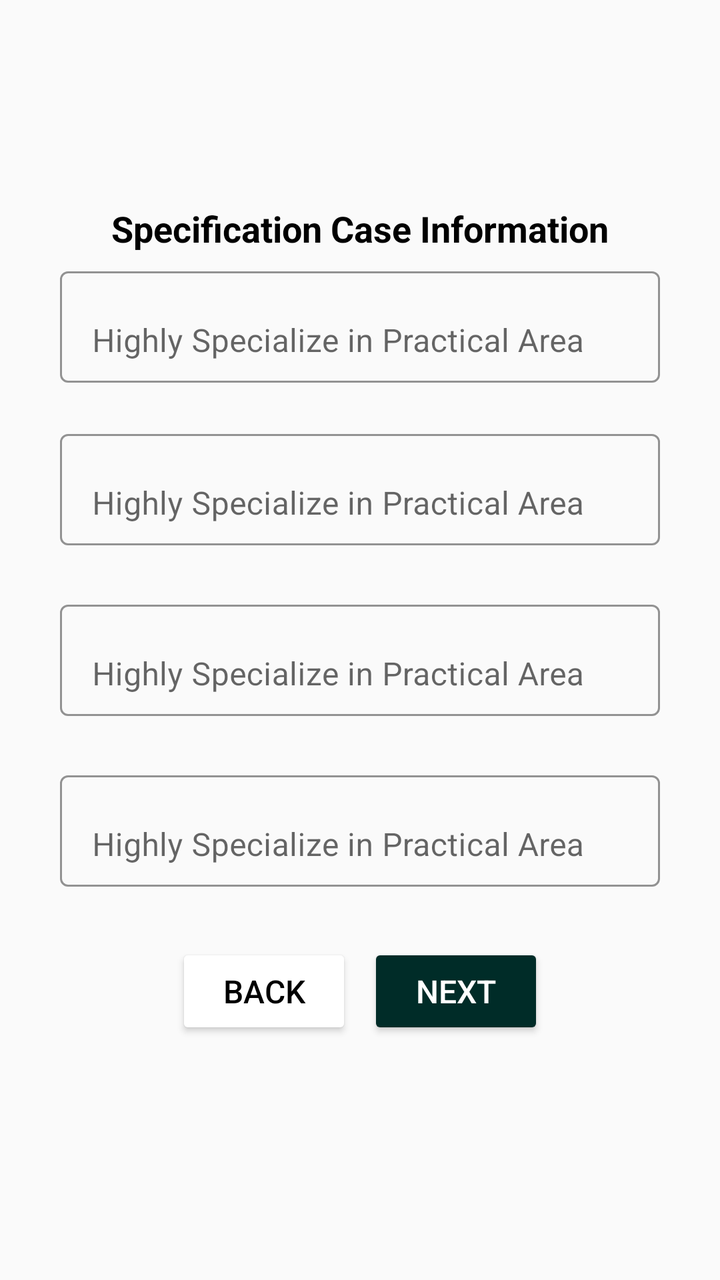
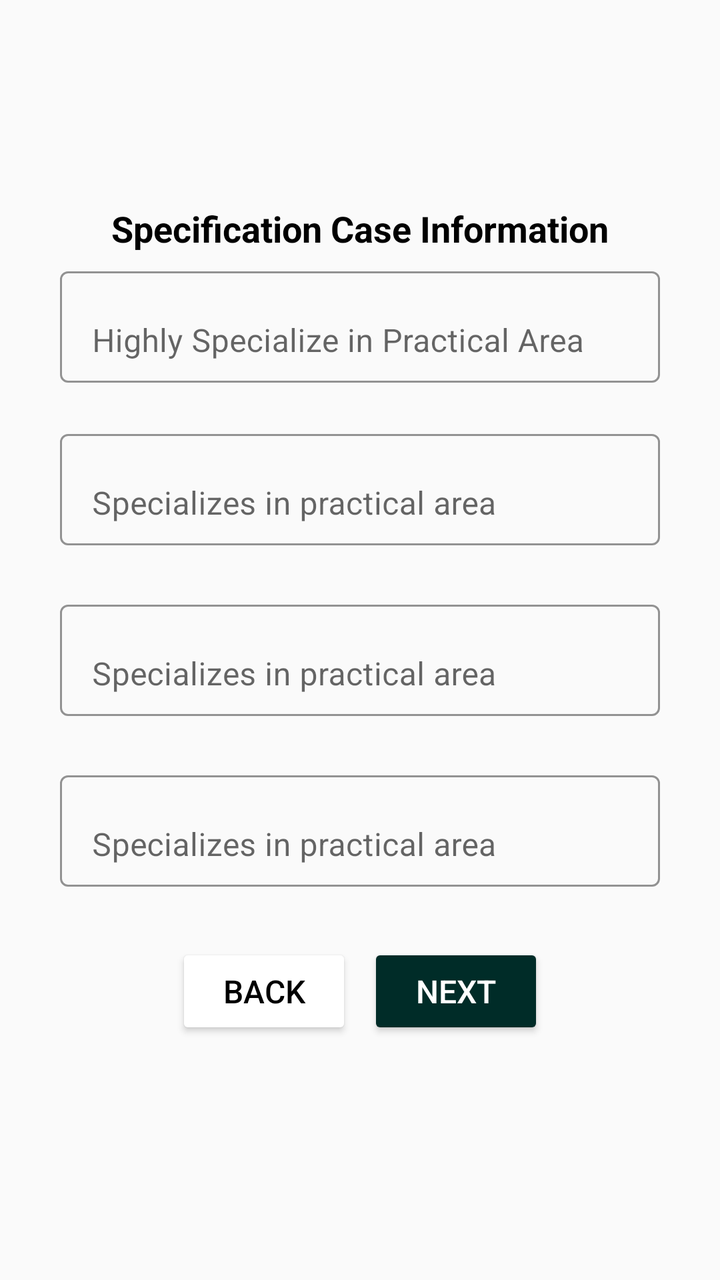

The first picture is an Android layout as it rendered before a commit; the second is the same layout after the commit. The layout source and the unified diff follow.
<!-- AndroidManifest.xml: application theme Theme.LawAdvat -->
<!-- res/layout/fragment_fifth.xml -->
<?xml version="1.0" encoding="utf-8"?>
<androidx.appcompat.widget.LinearLayoutCompat xmlns:android="http://schemas.android.com/apk/res/android"
    xmlns:tools="http://schemas.android.com/tools"
    android:layout_width="match_parent"
    android:layout_height="match_parent"
    xmlns:app="http://schemas.android.com/apk/res-auto"
    tools:context=".ui.become.FifthFragment">

    <ScrollView
        android:layout_width="match_parent"
        android:layout_height="match_parent"
        android:padding="10dp">
        <LinearLayout
            android:layout_width="match_parent"
            android:layout_height="wrap_content"
            android:layout_margin="10dp"
            android:elevation="5dp"
            android:layout_gravity="center"
            android:orientation="vertical"
            android:padding="10dp"
            tools:ignore="MissingConstraints">

            <TextView
                android:layout_width="wrap_content"
                android:layout_height="wrap_content"
                android:layout_gravity="center"
                android:text="Specification Case Information"
                android:textColor="@color/black"
                android:textSize="18sp"
                android:textStyle="bold" />

            <com.google.android.material.textfield.TextInputLayout
                android:id="@+id/layout_first"
                android:layout_width="match_parent"
                android:layout_height="match_parent"
                android:layout_marginTop="04dp"
                app:errorEnabled="true"
                style="@style/Widget.MaterialComponents.TextInputLayout.OutlinedBox"
                app:hintTextColor="@color/teal_700"
                app:boxStrokeColor="@color/teal_700"
                tools:ignore="UnusedAttribute">
                <AutoCompleteTextView
                    android:id="@+id/item_first"
                    style="@style/Widget.MaterialComponents.AutoCompleteTextView.FilledBox"
                    android:layout_width="match_parent"
                    android:layout_height="wrap_content"
                    android:hint="Highly Specialize in Practical Area"/>
               
            </com.google.android.material.textfield.TextInputLayout>

            <com.google.android.material.textfield.TextInputLayout
                android:id="@+id/layout_second"
                android:layout_width="match_parent"
                android:layout_height="match_parent"
                app:errorEnabled="true"
                style="@style/Widget.MaterialComponents.TextInputLayout.OutlinedBox"
                app:hintTextColor="@color/teal_700"
                app:boxStrokeColor="@color/teal_700"
                tools:ignore="UnusedAttribute">
                <AutoCompleteTextView
                    android:id="@+id/item_second"
                    style="@style/Widget.MaterialComponents.AutoCompleteTextView.FilledBox"
                    android:layout_width="match_parent"
                    android:layout_height="wrap_content"
                    android:hint="Highly Specialize in Practical Area"/>
                
            </com.google.android.material.textfield.TextInputLayout>

            <com.google.android.material.textfield.TextInputLayout
                android:id="@+id/layout_third"
                android:layout_width="match_parent"
                android:layout_height="match_parent"
                android:layout_marginTop="04dp"
                app:errorEnabled="true"
                style="@style/Widget.MaterialComponents.TextInputLayout.OutlinedBox"
                app:hintTextColor="@color/teal_700"
                app:boxStrokeColor="@color/teal_700"
                tools:ignore="UnusedAttribute">
                <AutoCompleteTextView
                    android:id="@+id/item_third"
                    style="@style/Widget.MaterialComponents.AutoCompleteTextView.FilledBox"
                    android:layout_width="match_parent"
                    android:layout_height="wrap_content"
                    android:hint="Highly Specialize in Practical Area"/>
               
            </com.google.android.material.textfield.TextInputLayout>
            <com.google.android.material.textfield.TextInputLayout
                android:id="@+id/layout_forth"
                android:layout_width="match_parent"
                android:layout_height="match_parent"
                android:layout_marginTop="04dp"
                app:errorEnabled="true"
                style="@style/Widget.MaterialComponents.TextInputLayout.OutlinedBox"
                app:hintTextColor="@color/teal_700"
                app:boxStrokeColor="@color/teal_700"
                tools:ignore="UnusedAttribute">
                <AutoCompleteTextView
                    android:id="@+id/item_forth"
                    style="@style/Widget.MaterialComponents.AutoCompleteTextView.FilledBox"
                    android:layout_width="match_parent"
                    android:layout_height="wrap_content"
                    android:hint="Highly Specialize in Practical Area"/>
              
            </com.google.android.material.textfield.TextInputLayout>

            <LinearLayout
                android:layout_width="wrap_content"
                android:layout_height="wrap_content"
                android:layout_gravity="center"
                android:padding="08dp"
                android:orientation="horizontal">

                <Button
                    android:id="@+id/back_btn"
                    android:layout_width="wrap_content"
                    android:layout_height="wrap_content"
                    android:layout_marginEnd="04dp"
                    android:layout_marginBottom="10dp"
                    android:backgroundTint="@color/white"
                    android:shadowColor="@color/black"
                    android:text="Back"
                    android:textColor="@color/black" />
                <Button
                    android:id="@+id/save_btn"
                    android:layout_marginStart="04dp"
                    android:layout_width="wrap_content"
                    android:layout_height="wrap_content"
                    android:layout_marginBottom="10dp"
                    android:backgroundTint="#002C28"
                    android:text="Next"
                    android:textColor="@color/white"
                    />
            </LinearLayout>
        </LinearLayout>
    </ScrollView>
</androidx.appcompat.widget.LinearLayoutCompat>
<!-- resources referenced by this layout -->
<resources>
  <color name="black">#FF000000</color>
  <color name="teal_700">#FF018786</color>
  <color name="white">#FFFFFFFF</color>
  <style name="Theme.LawAdvat" parent="Theme.MaterialComponents.DayNight.DarkActionBar.Bridge">
          
          <item name="colorPrimary">@color/white</item>
          <item name="colorPrimaryVariant">#FFFFFF</item>
          <item name="colorOnPrimary">#009688</item>
          
          <item name="colorSecondary">@color/teal_200</item>
          <item name="colorSecondaryVariant">@color/teal_700</item>
          <item name="colorOnSecondary">#FFFFFF</item>
          
          <item name="android:statusBarColor">#FFFFFF</item>
          
          <item name="titleTextColor">@color/black</item>
          <item name="fontFamily">serif</item>
          <item name="android:textSize">16sp</item>
      </style>
  <color name="teal_200">#FF03DAC5</color>
</resources>

<!-- the commit's change to res/layout/fragment_fifth.xml (unified diff, before → after) -->
@@ -62,7 +62,7 @@
                     style="@style/Widget.MaterialComponents.AutoCompleteTextView.FilledBox"
                     android:layout_width="match_parent"
                     android:layout_height="wrap_content"
-                    android:hint="Highly Specialize in Practical Area"/>
+                    android:hint="Specializes in practical area"/>
                 
             </com.google.android.material.textfield.TextInputLayout>
 
@@ -81,7 +81,7 @@
                     style="@style/Widget.MaterialComponents.AutoCompleteTextView.FilledBox"
                     android:layout_width="match_parent"
                     android:layout_height="wrap_content"
-                    android:hint="Highly Specialize in Practical Area"/>
+                    android:hint="Specializes in practical area"/>
                
             </com.google.android.material.textfield.TextInputLayout>
             <com.google.android.material.textfield.TextInputLayout
@@ -99,7 +99,7 @@
                     style="@style/Widget.MaterialComponents.AutoCompleteTextView.FilledBox"
                     android:layout_width="match_parent"
                     android:layout_height="wrap_content"
-                    android:hint="Highly Specialize in Practical Area"/>
+                    android:hint="Specializes in practical area"/>
               
             </com.google.android.material.textfield.TextInputLayout>
 
